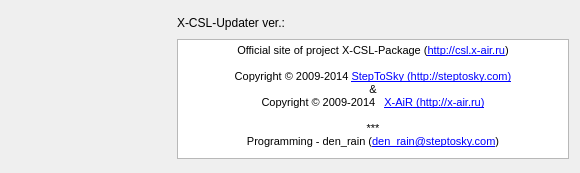
This is src/about.ui in steptosky/x-csl-updater as Qt 5 draws it before an edit. The edited form follows.
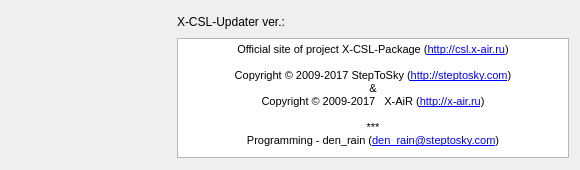
This is the edited form. Icons and pictures are not drawn.

Commit message:
added additional cmake files, and ci scripts. and some fixex for about window.
branch : feature/switchingToNewQt

What changed in the file:
```diff
--- a/src/about.ui
+++ b/src/about.ui
@@ -10,7 +10,7 @@
     <x>0</x>
     <y>0</y>
     <width>580</width>
-    <height>173</height>
+    <height>170</height>
    </rect>
   </property>
   <property name="sizePolicy">
@@ -22,13 +22,13 @@
   <property name="minimumSize">
    <size>
     <width>580</width>
-    <height>0</height>
+    <height>170</height>
    </size>
   </property>
   <property name="maximumSize">
    <size>
     <width>580</width>
-    <height>210</height>
+    <height>170</height>
    </size>
   </property>
   <property name="windowTitle">
@@ -83,7 +83,7 @@
        </property>
        <property name="maximumSize">
         <size>
-         <width>16777215</width>
+         <width>160</width>
          <height>61</height>
         </size>
        </property>
@@ -181,14 +181,14 @@
 &lt;/style&gt;&lt;/head&gt;&lt;body style=&quot; font-family:'MS Shell Dlg 2'; font-size:8.25pt; font-weight:400; font-style:normal;&quot;&gt;
 &lt;p align=&quot;center&quot; style=&quot; margin-top:0px; margin-bottom:0px; margin-left:0px; margin-right:0px; -qt-block-indent:0; text-indent:0px;&quot;&gt;&lt;span style=&quot; font-size:8pt;&quot;&gt;Official site of project X-CSL-Package (&lt;/span&gt;&lt;a href=&quot;http://csl.x-air.ru&quot;&gt;&lt;span style=&quot; font-size:8pt; text-decoration: underline; color:#0000ff;&quot;&gt;http://csl.x-air.ru&lt;/span&gt;&lt;/a&gt;&lt;span style=&quot; font-size:8pt;&quot;&gt;)&lt;/span&gt;&lt;/p&gt;
 &lt;p align=&quot;center&quot; style=&quot;-qt-paragraph-type:empty; margin-top:0px; margin-bottom:0px; margin-left:0px; margin-right:0px; -qt-block-indent:0; text-indent:0px; font-size:8pt;&quot;&gt;&lt;br /&gt;&lt;/p&gt;
-&lt;p align=&quot;center&quot; style=&quot; margin-top:0px; margin-bottom:0px; margin-left:0px; margin-right:0px; -qt-block-indent:0; text-indent:0px;&quot;&gt;&lt;span style=&quot; font-size:8pt;&quot;&gt;Copyright © 2009-2014 &lt;/span&gt;&lt;a href=&quot;http:steptosky.com&quot;&gt;&lt;span style=&quot; font-size:8pt; text-decoration: underline; color:#0000ff;&quot;&gt;StepToSky (&lt;/span&gt;&lt;/a&gt;&lt;a href=&quot;http://steptosky.com&quot;&gt;&lt;span style=&quot; font-size:8pt; text-decoration: underline; color:#0000ff;&quot;&gt;http://steptosky.com&lt;/span&gt;&lt;/a&gt;&lt;a href=&quot;http:steptosky.com&quot;&gt;&lt;span style=&quot; font-size:8pt; text-decoration: underline; color:#0000ff;&quot;&gt;)&lt;/span&gt;&lt;/a&gt;&lt;/p&gt;
+&lt;p align=&quot;center&quot; style=&quot; margin-top:0px; margin-bottom:0px; margin-left:0px; margin-right:0px; -qt-block-indent:0; text-indent:0px;&quot;&gt;&lt;span style=&quot; font-size:8pt;&quot;&gt;Copyright © 2009-2017 StepToSky (&lt;/span&gt;&lt;a href=&quot;http://steptosky.com&quot;&gt;&lt;span style=&quot; font-size:8pt; text-decoration: underline; color:#0000ff;&quot;&gt;http://steptosky.com&lt;/span&gt;&lt;/a&gt;&lt;span style=&quot; font-size:8pt;&quot;&gt;)&lt;/span&gt;&lt;/p&gt;
 &lt;p align=&quot;center&quot; style=&quot; margin-top:0px; margin-bottom:0px; margin-left:0px; margin-right:0px; -qt-block-indent:0; text-indent:0px;&quot;&gt;&lt;span style=&quot; font-size:8pt;&quot;&gt;&amp;amp;&lt;/span&gt;&lt;/p&gt;
-&lt;p align=&quot;center&quot; style=&quot; margin-top:0px; margin-bottom:0px; margin-left:0px; margin-right:0px; -qt-block-indent:0; text-indent:0px;&quot;&gt;&lt;span style=&quot; font-size:8pt;&quot;&gt;Copyright © 2009-2014   &lt;/span&gt;&lt;a href=&quot;http://x-air.ru&quot;&gt;&lt;span style=&quot; font-size:8pt; text-decoration: underline; color:#0000ff;&quot;&gt;X-AiR (http://x-air.ru)&lt;/span&gt;&lt;/a&gt;&lt;/p&gt;
+&lt;p align=&quot;center&quot; style=&quot; margin-top:0px; margin-bottom:0px; margin-left:0px; margin-right:0px; -qt-block-indent:0; text-indent:0px;&quot;&gt;&lt;span style=&quot; font-size:8pt;&quot;&gt;Copyright © 2009-2017   X-AiR (&lt;/span&gt;&lt;a href=&quot;http://x-air.ru&quot;&gt;&lt;span style=&quot; font-size:8pt; text-decoration: underline; color:#0000ff;&quot;&gt;http://x-air.ru&lt;/span&gt;&lt;/a&gt;&lt;span style=&quot; font-size:8pt;&quot;&gt;)&lt;/span&gt;&lt;/p&gt;
 &lt;p align=&quot;center&quot; style=&quot;-qt-paragraph-type:empty; margin-top:0px; margin-bottom:0px; margin-left:0px; margin-right:0px; -qt-block-indent:0; text-indent:0px; font-size:8pt; text-decoration: underline; color:#0000ff;&quot;&gt;&lt;br /&gt;&lt;/p&gt;
-&lt;p align=&quot;center&quot; style=&quot; margin-top:0px; margin-bottom:0px; margin-left:0px; margin-right:0px; -qt-block-indent:0; text-indent:0px;&quot;&gt;***&lt;/p&gt;
-&lt;p align=&quot;center&quot; style=&quot; margin-top:0px; margin-bottom:0px; margin-left:0px; margin-right:0px; -qt-block-indent:0; text-indent:0px;&quot;&gt;&lt;span style=&quot; font-size:8pt;&quot;&gt;Programming - den_rain (&lt;/span&gt;&lt;a href=&quot;mail://den_rain@steptosky.com&quot;&gt;&lt;span style=&quot; font-size:8pt; text-decoration: underline; color:#0000ff;&quot;&gt;den_rain@steptosky.com&lt;/span&gt;&lt;/a&gt;&lt;span style=&quot; font-size:8pt;&quot;&gt;)&lt;/span&gt;&lt;/p&gt;
-&lt;p align=&quot;center&quot; style=&quot;-qt-paragraph-type:empty; margin-top:0px; margin-bottom:0px; margin-left:0px; margin-right:0px; -qt-block-indent:0; text-indent:0px;&quot;&gt;&lt;br /&gt;&lt;/p&gt;
-&lt;p align=&quot;center&quot; style=&quot;-qt-paragraph-type:empty; margin-top:0px; margin-bottom:0px; margin-left:0px; margin-right:0px; -qt-block-indent:0; text-indent:0px;&quot;&gt;&lt;br /&gt;&lt;/p&gt;&lt;/body&gt;&lt;/html&gt;</string>
+&lt;p align=&quot;center&quot; style=&quot; margin-top:0px; margin-bottom:0px; margin-left:0px; margin-right:0px; -qt-block-indent:0; text-indent:0px;&quot;&gt;&lt;span style=&quot; font-size:8pt;&quot;&gt;***&lt;/span&gt;&lt;/p&gt;
+&lt;p align=&quot;center&quot; style=&quot; margin-top:0px; margin-bottom:0px; margin-left:0px; margin-right:0px; -qt-block-indent:0; text-indent:0px;&quot;&gt;&lt;span style=&quot; font-size:8pt;&quot;&gt;Programming - den_rain (&lt;/span&gt;&lt;a href=&quot;mailto:den_rain@steptosky.com&quot;&gt;&lt;span style=&quot; font-size:8pt; text-decoration: underline; color:#0000ff;&quot;&gt;den_rain@steptosky.com&lt;/span&gt;&lt;/a&gt;&lt;span style=&quot; font-size:8pt;&quot;&gt;)&lt;/span&gt;&lt;/p&gt;
+&lt;p align=&quot;center&quot; style=&quot;-qt-paragraph-type:empty; margin-top:0px; margin-bottom:0px; margin-left:0px; margin-right:0px; -qt-block-indent:0; text-indent:0px; font-size:8pt;&quot;&gt;&lt;br /&gt;&lt;/p&gt;
+&lt;p align=&quot;center&quot; style=&quot;-qt-paragraph-type:empty; margin-top:0px; margin-bottom:0px; margin-left:0px; margin-right:0px; -qt-block-indent:0; text-indent:0px; font-size:8pt;&quot;&gt;&lt;br /&gt;&lt;/p&gt;&lt;/body&gt;&lt;/html&gt;</string>
        </property>
        <property name="textInteractionFlags">
         <set>Qt::LinksAccessibleByMouse|Qt::TextSelectableByKeyboard|Qt::TextSelectableByMouse</set>
```
Left out of the diff: 2 changed lines with no effect on the pictures. The commit also changes 33 other files.
